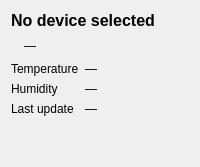
Qt form desktop/src/app/DeviceDetailPanel.ui (P175B178/project-full-impl) before a commit.
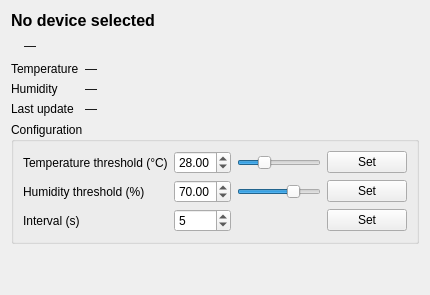
The same form after that commit.

Commit message:
Change a device's thresholds and interval
Each value is sent by its Set button, on the device's config topic. The controls offer
the device's limits, and are disabled when a command could not reach it. The simulated
devices take the commands as a device does: a threshold changes their state, the
interval their pace.

```diff
--- a/desktop/src/app/DeviceDetailPanel.ui
+++ b/desktop/src/app/DeviceDetailPanel.ui
@@ -90,6 +90,98 @@
      </item>
     </layout>
    </item>
+   <item>
+    <widget class="QGroupBox" name="controlsGroup">
+     <property name="title">
+      <string>Configuration</string>
+     </property>
+     <layout class="QGridLayout" name="controlsGrid" columnstretch="0,0,1,0">
+      <item row="0" column="0">
+       <widget class="QLabel" name="temperatureThresholdCaption">
+        <property name="text">
+         <string>Temperature threshold (°C)</string>
+        </property>
+       </widget>
+      </item>
+      <item row="0" column="1">
+       <widget class="QDoubleSpinBox" name="temperatureThresholdSpin">
+        <property name="value">
+         <double>28.000000000000000</double>
+        </property>
+       </widget>
+      </item>
+      <item row="0" column="2">
+       <widget class="QSlider" name="temperatureThresholdSlider">
+        <property name="value">
+         <number>28</number>
+        </property>
+        <property name="orientation">
+         <enum>Qt::Horizontal</enum>
+        </property>
+       </widget>
+      </item>
+      <item row="0" column="3">
+       <widget class="QPushButton" name="temperatureThresholdSetButton">
+        <property name="text">
+         <string>Set</string>
+        </property>
+       </widget>
+      </item>
+      <item row="1" column="0">
+       <widget class="QLabel" name="humidityThresholdCaption">
+        <property name="text">
+         <string>Humidity threshold (%)</string>
+        </property>
+       </widget>
+      </item>
+      <item row="1" column="1">
+       <widget class="QDoubleSpinBox" name="humidityThresholdSpin">
+        <property name="value">
+         <double>70.000000000000000</double>
+        </property>
+       </widget>
+      </item>
+      <item row="1" column="2">
+       <widget class="QSlider" name="humidityThresholdSlider">
+        <property name="value">
+         <number>70</number>
+        </property>
+        <property name="orientation">
+         <enum>Qt::Horizontal</enum>
+        </property>
+       </widget>
+      </item>
+      <item row="1" column="3">
+       <widget class="QPushButton" name="humidityThresholdSetButton">
+        <property name="text">
+         <string>Set</string>
+        </property>
+       </widget>
+      </item>
+      <item row="2" column="0">
+       <widget class="QLabel" name="intervalCaption">
+        <property name="text">
+         <string>Interval (s)</string>
+        </property>
+       </widget>
+      </item>
+      <item row="2" column="1">
+       <widget class="QSpinBox" name="intervalSpin">
+        <property name="value">
+         <number>5</number>
+        </property>
+       </widget>
+      </item>
+      <item row="2" column="3">
+       <widget class="QPushButton" name="intervalSetButton">
+        <property name="text">
+         <string>Set</string>
+        </property>
+       </widget>
+      </item>
+     </layout>
+    </widget>
+   </item>
    <item>
     <spacer name="detailSpacer">
      <property name="orientation">
```
The commit also changes 14 other files.
